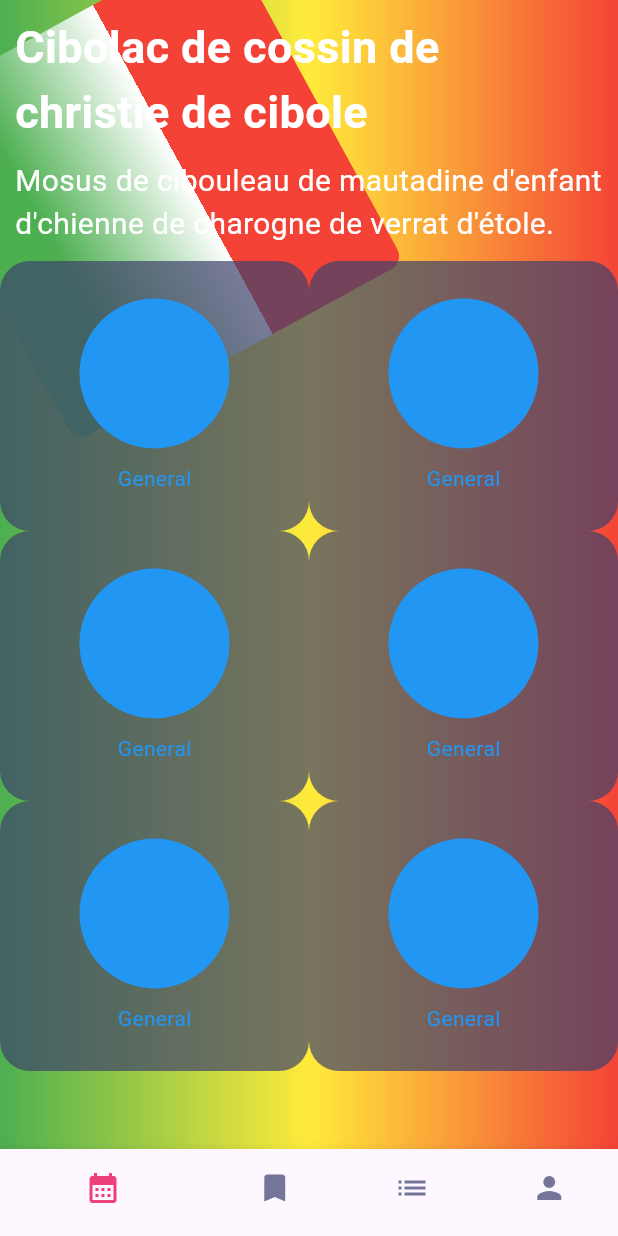
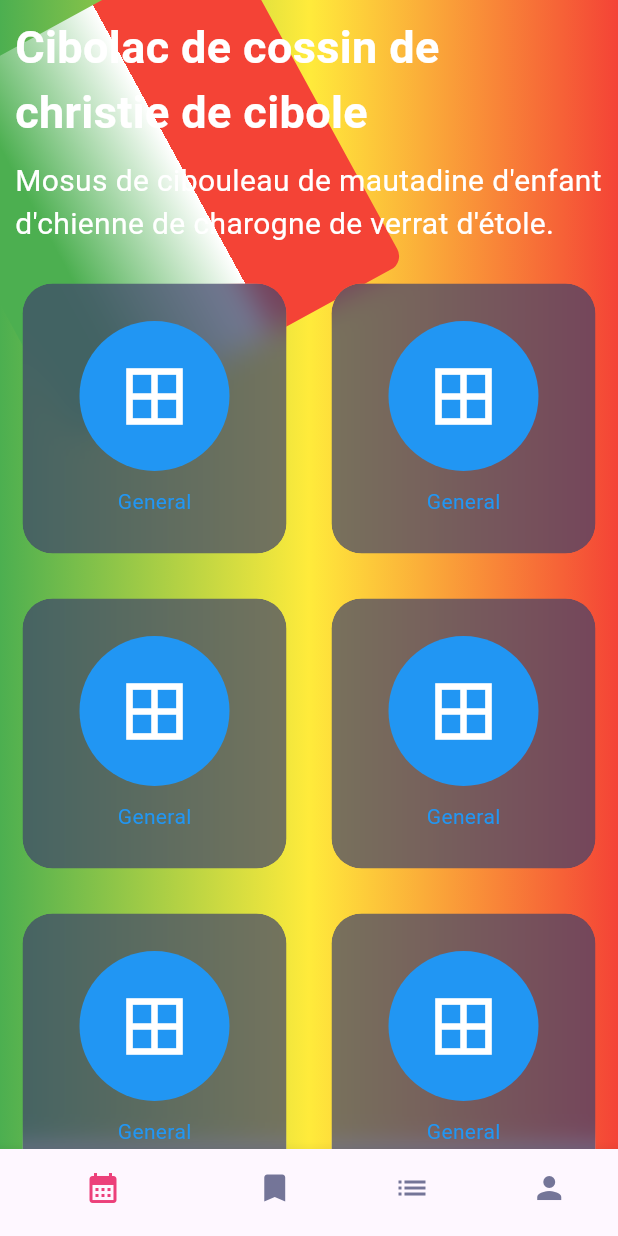
Before and after one commit to ByteRaider/flutter_app_template_basic, a Flutter app: the screen it shows after launch, on a phone screen of 412 x 824 dp. Run offline on Flutter 3.47's test engine with Material 3 defaults, Android fonts, the phone set to English and light mode, and no system bars.

Commit message:
Add blur to card

```diff
--- a/lib/widgets/card_table.dart
+++ b/lib/widgets/card_table.dart
@@ -1,3 +1,5 @@
+import 'dart:ui';
+
 import 'package:flutter/material.dart';
 
 class CardTable extends StatelessWidget {
@@ -40,6 +42,12 @@
   @override
   Widget build(BuildContext context) {
     return Container(
+      margin: const EdgeInsets.all(15),
+      child: ClipRRect(
+        borderRadius: BorderRadius.circular(20),
+        child: BackdropFilter(
+          filter: ImageFilter.blur(sigmaX: 10, sigmaY: 10),
+          child: Container(
               height: 180,
               decoration: const BoxDecoration(
                   color: Color.fromRGBO(62, 66, 107, 0.7),
@@ -50,11 +58,14 @@
                   CircleAvatar(
                     backgroundColor: color,
                     radius: 50,
-              child: Icon(icon, color: color, size: 50),
+                    child: Icon(icon, color: Colors.white, size: 50),
                   ),
                   const SizedBox(height: 10),
                   Text(text, style: TextStyle(color: color))
                 ],
-        ));
+              )),
+        ),
+      ),
+    );
   }
 }
```
Lines whose indentation alone changed are shown as unchanged.
